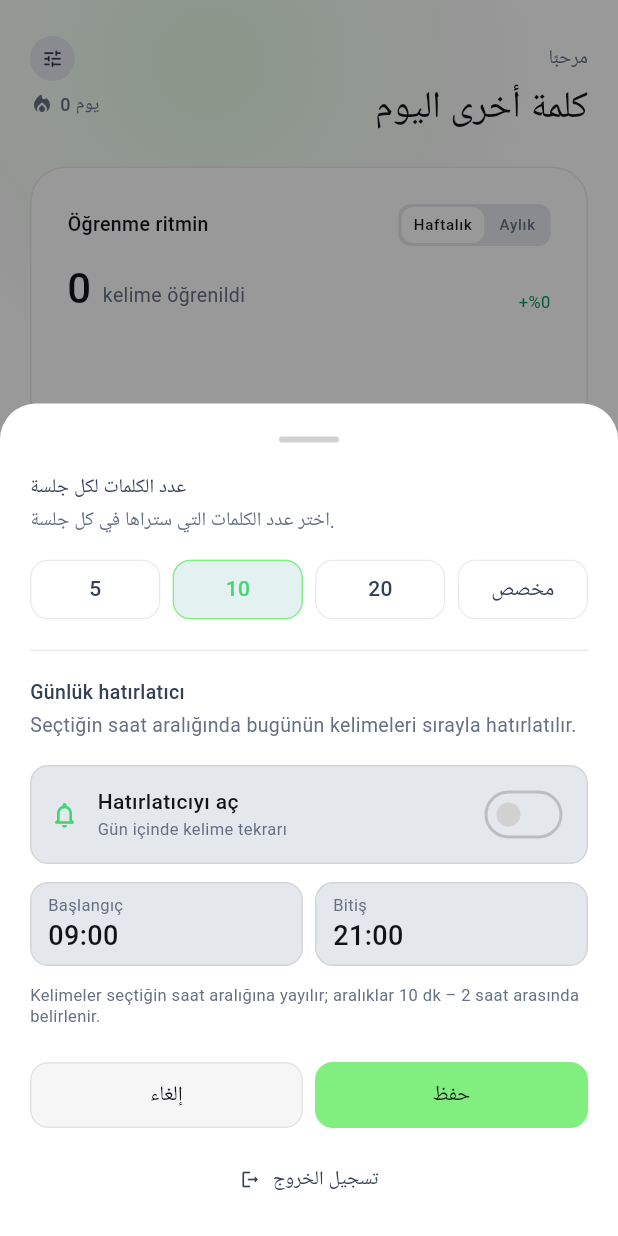
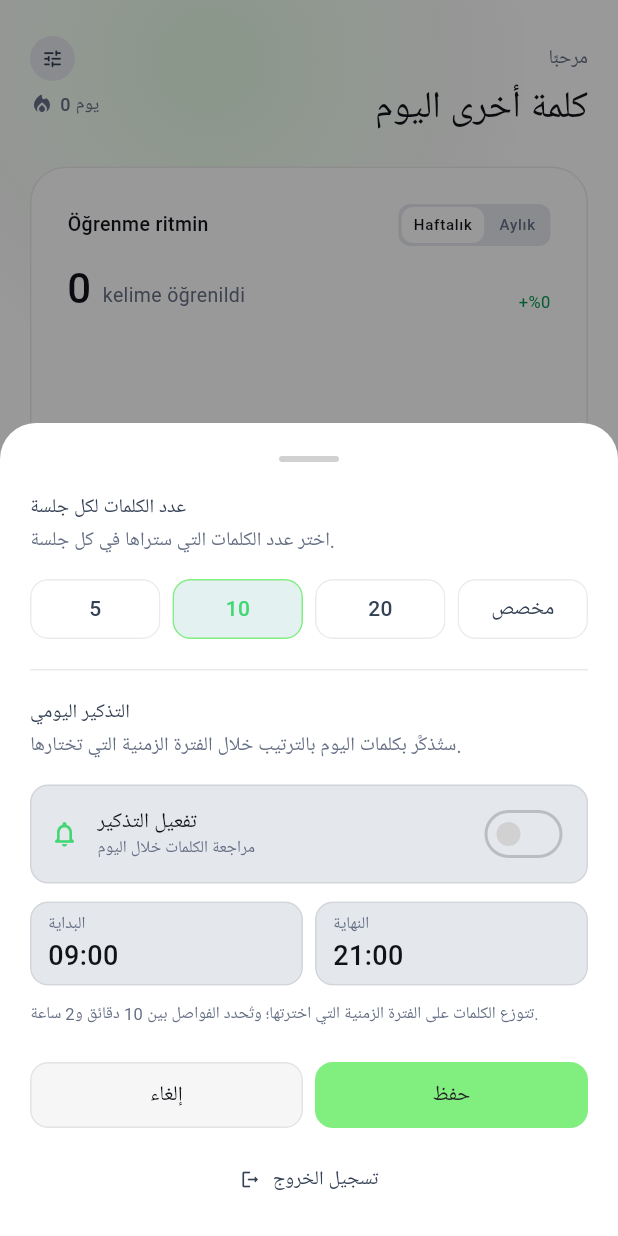
Before and after one commit to Tamimswid/word-learn, a Flutter app: the screen it shows once a user with an empty profile is signed in, after a tap on the "tune" icon, on a phone screen of 412 x 824 dp. Run offline on Flutter 3.47's test engine with Material 3 defaults, Android fonts, the phone set to English and light mode, and no system bars; our stand-ins replace dartz, flutter_bloc, flutter_dotenv, flutter_local_notifications, flutter_svg, flutter_timezone and 9 more; missing offline and left inert: hotkey_manager, launch_at_startup, screen_retriever, tray_manager, window_manager; accounts and stored records are empty; network calls fail; Roboto replaces fonts that are missing (Tajawal).

Commit message:
feat(l10n): hatırlatıcı ve bildirim metinlerini Arapçaya çevir

```diff
--- a/lib/features/reminder/data/data_sources/local_notification_data_source.dart
+++ b/lib/features/reminder/data/data_sources/local_notification_data_source.dart
@@ -12,9 +12,9 @@ class LocalNotificationDataSource implements NotificationDataSource {
     : _plugin = plugin ?? FlutterLocalNotificationsPlugin();
 
   static const String _channelId = 'daily_word_reminders';
-  static const String _channelName = 'Günlük kelime hatırlatıcıları';
+  static const String _channelName = 'تذكيرات الكلمات اليومية';
   static const String _channelDescription =
-      'Öğrenilecek kelimeler için günlük hatırlatıcılar.';
+      'تذكيرات يومية للكلمات التي ستتعلمها.';
 
   final FlutterLocalNotificationsPlugin _plugin;
   bool _initialized = false;
--- a/lib/features/reminder/data/repositories/reminder_repository_impl.dart
+++ b/lib/features/reminder/data/repositories/reminder_repository_impl.dart
@@ -35,7 +35,7 @@ class ReminderRepositoryImpl implements ReminderRepository {
   static const int _wordIdBase = 9100;
   static const int _promptIdBase = 9200;
 
-  static const String _promptTitle = 'Kelime tekrarı';
+  static const String _promptTitle = 'مراجعة الكلمات';
 
   final DeckRepository _deck;
   final ReminderSettingsDataSource _settings;
@@ -52,7 +52,7 @@ class ReminderRepositoryImpl implements ReminderRepository {
     ReminderSettings settings,
   ) async {
     if (!settings.isValid) {
-      return const Left(Failure('Bitiş saati başlangıçtan sonra olmalı.'));
+      return const Left(Failure('يجب أن يكون وقت النهاية بعد وقت البداية.'));
     }
 
     if (settings.isEnabled) {
@@ -62,7 +62,7 @@ class ReminderRepositoryImpl implements ReminderRepository {
       } on Object catch (error, stackTrace) {
         return Left(
           Failure(
-            'Bildirim izni kontrol edilemedi.',
+            'تعذر التحقق من إذن الإشعارات.',
             type: FailureType.permission,
             cause: error,
             stackTrace: stackTrace,
@@ -73,7 +73,7 @@ class ReminderRepositoryImpl implements ReminderRepository {
       if (!granted) {
         return const Left(
           Failure(
-            'Bildirim izni verilmedi. Ayarlardan izin verip tekrar dene.',
+            'لم يُمنح إذن الإشعارات. امنح الإذن من الإعدادات ثم حاول مرة أخرى.',
             type: FailureType.permission,
           ),
         );
@@ -94,7 +94,7 @@ class ReminderRepositoryImpl implements ReminderRepository {
     } on Object catch (error, stackTrace) {
       return Left(
         Failure(
-          'Hatırlatıcı ayarları okunamadı.',
+          'تعذرت قراءة إعدادات التذكير.',
           type: FailureType.storage,
           cause: error,
           stackTrace: stackTrace,
@@ -112,7 +112,7 @@ class ReminderRepositoryImpl implements ReminderRepository {
       if (wordsResult.isLeft()) {
         return wordsResult.fold(
           (failure) => Left(failure),
-          (_) => const Left(Failure('Kelimeler yüklenemedi.')),
+          (_) => const Left(Failure('تعذر تحميل الكلمات.')),
         );
       }
 
@@ -136,7 +136,7 @@ class ReminderRepositoryImpl implements ReminderRepository {
     } on Object catch (error, stackTrace) {
       return Left(
         Failure(
-          'Hatırlatıcılar planlanamadı.',
+          'تعذر جدولة التذكيرات.',
           cause: error,
           stackTrace: stackTrace,
         ),
@@ -177,7 +177,7 @@ class ReminderRepositoryImpl implements ReminderRepository {
       slots.add(
         ReminderSlot(
           title: word.word,
-          body: '${word.translation} • Tekrar zamanı',
+          body: '${word.translation} • وقت المراجعة',
           at: at,
         ),
       );
@@ -228,8 +228,8 @@ class ReminderRepositoryImpl implements ReminderRepository {
     }
 
     final body = pendingWords > 0
-        ? '$pendingWords kelime seni bekliyor.'
-        : 'Kelimelerini tekrar etme zamanı.';
+        ? 'لديك $pendingWords كلمة بانتظارك.'
+        : 'حان وقت مراجعة كلماتك.';
 
     final slots = <ReminderSlot>[];
     while (at.isBefore(windowEnd)) {
--- a/lib/features/reminder/presentation/widgets/reminder_section.dart
+++ b/lib/features/reminder/presentation/widgets/reminder_section.dart
@@ -26,9 +26,9 @@ class ReminderSection extends StatelessWidget {
       crossAxisAlignment: CrossAxisAlignment.stretch,
       children: [
         const AppSectionHeader(
-          title: 'Günlük hatırlatıcı',
+          title: 'التذكير اليومي',
           description:
-              'Seçtiğin saat aralığında bugünün kelimeleri sırayla hatırlatılır.',
+              'ستُذكَّر بكلمات اليوم بالترتيب خلال الفترة الزمنية التي تختارها.',
         ),
         const SizedBox(height: AppSpacing.lg),
         _ReminderToggle(
@@ -41,11 +41,11 @@ class ReminderSection extends StatelessWidget {
           children: [
             Expanded(
               child: _TimeField(
-                label: 'Başlangıç',
+                label: 'البداية',
                 minutes: settings.startMinutes,
                 onTap: () => _pickTime(
                   context,
-                  label: 'Başlangıç',
+                  label: 'البداية',
                   minutes: settings.startMinutes,
                   onPicked: onStartMinutesChanged,
                 ),
@@ -53,11 +53,11 @@ class ReminderSection extends StatelessWidget {
             ),
             Expanded(
               child: _TimeField(
-                label: 'Bitiş',
+                label: 'النهاية',
                 minutes: settings.endMinutes,
                 onTap: () => _pickTime(
                   context,
-                  label: 'Bitiş',
+                  label: 'النهاية',
                   minutes: settings.endMinutes,
                   onPicked: onEndMinutesChanged,
                 ),
@@ -67,15 +67,15 @@ class ReminderSection extends StatelessWidget {
         ),
         const SizedBox(height: AppSpacing.md),
         Text(
-          'Kelimeler seçtiğin saat aralığına yayılır; aralıklar 10 dk – '
-          '2 saat arasında belirlenir.',
+          'تتوزع الكلمات على الفترة الزمنية التي اخترتها؛ '
+          'وتُحدد الفواصل بين 10 دقائق و2 ساعة.',
           style: AppTypography.caption.copyWith(
             color: AppColors.mutedForeground,
           ),
         ),
         if (!settings.isValid) ...[
           const SizedBox(height: AppSpacing.sm),
-          const _ErrorText('Bitiş saati başlangıçtan sonra olmalı.'),
+          const _ErrorText('يجب أن يكون وقت النهاية بعد وقت البداية.'),
         ],
         if (state.errorMessage != null) ...[
           const SizedBox(height: AppSpacing.sm),
@@ -95,9 +95,9 @@ Future<void> _pickTime(
   final picked = await showTimePicker(
     context: context,
     initialTime: TimeOfDay(hour: minutes ~/ 60, minute: minutes % 60),
-    helpText: '$label saati',
-    cancelText: 'Vazgeç',
-    confirmText: 'Tamam',
+    helpText: 'وقت $label',
+    cancelText: 'إلغاء',
+    confirmText: 'تم',
     builder: (context, child) {
       return MediaQuery(
         data: MediaQuery.of(context).copyWith(alwaysUse24HourFormat: true),
@@ -141,14 +141,14 @@ class _ReminderToggle extends StatelessWidget {
               crossAxisAlignment: CrossAxisAlignment.start,
               children: [
                 Text(
-                  'Hatırlatıcıyı aç',
+                  'تفعيل التذكير',
                   style: AppTypography.labelLarge.copyWith(
                     color: AppColors.foreground,
                   ),
                 ),
                 const SizedBox(height: AppSpacing.xxs),
                 Text(
-                  'Gün içinde kelime tekrarı',
+                  'مراجعة الكلمات خلال اليوم',
                   style: AppTypography.caption.copyWith(
                     color: AppColors.mutedForeground,
                   ),
@@ -184,7 +184,7 @@ class _TimeField extends StatelessWidget {
   Widget build(BuildContext context) {
     return Semantics(
       button: true,
-      label: '$label saati $_value',
+      label: 'وقت $label $_value',
       child: Material(
         color: AppColors.secondary,
         clipBehavior: Clip.antiAlias,
```
